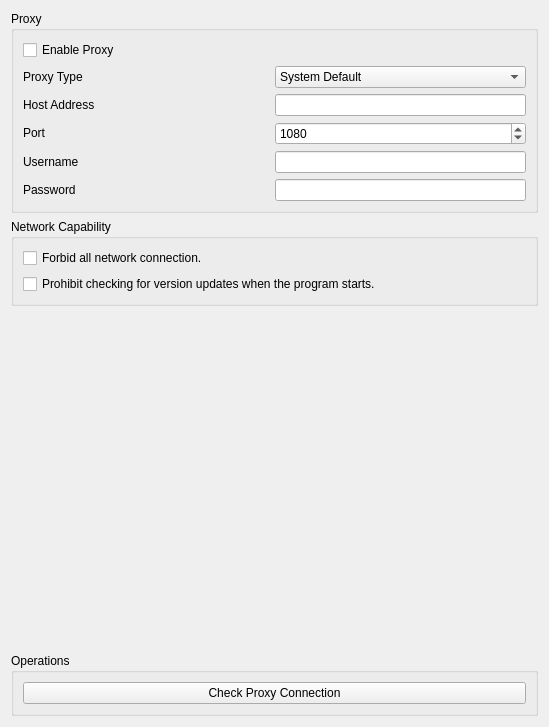
The window that ui/NetworkSettings.ui (saturneric/GpgFrontend) describes before a commit, drawn with Qt 5.
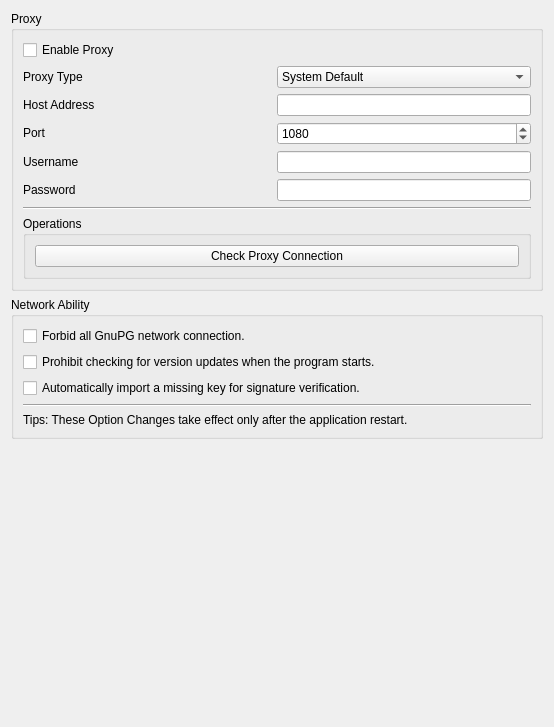
The same window after the commit.

Commit message: feat: update ui file of network settings

What changed in the file:
```diff
--- a/ui/NetworkSettings.ui
+++ b/ui/NetworkSettings.ui
@@ -6,7 +6,7 @@
    <rect>
     <x>0</x>
     <y>0</y>
-    <width>549</width>
+    <width>554</width>
     <height>727</height>
    </rect>
   </property>
@@ -251,23 +251,57 @@
             </layout>
            </widget>
           </item>
+          <item>
+           <widget class="Line" name="line_2">
+            <property name="orientation">
+             <enum>Qt::Horizontal</enum>
+            </property>
+           </widget>
+          </item>
          </layout>
         </item>
+        <item row="1" column="0">
+         <widget class="QGroupBox" name="operationsGroupBox">
+          <property name="title">
+           <string>Operations</string>
+          </property>
+          <layout class="QGridLayout" name="gridLayout_5">
+           <item row="0" column="0">
+            <layout class="QVBoxLayout" name="verticalLayout_5">
+             <item>
+              <widget class="QPushButton" name="checkProxyConnectionButton">
+               <property name="text">
+                <string>Check Proxy Connection</string>
+               </property>
+              </widget>
+             </item>
+            </layout>
+           </item>
+          </layout>
+         </widget>
+        </item>
        </layout>
       </widget>
      </item>
      <item>
       <widget class="QGroupBox" name="capabilityGroupBox">
        <property name="title">
-        <string>Network Capability</string>
+        <string>Network Ability</string>
        </property>
        <layout class="QGridLayout" name="gridLayout_3">
+        <item row="4" column="0">
+         <widget class="QLabel" name="networkAbilityTipsLabel">
+          <property name="text">
+           <string>Tips: These Option Changes take effect only after the application restart.</string>
+          </property>
+         </widget>
+        </item>
         <item row="2" column="0">
          <layout class="QVBoxLayout" name="verticalLayout_3">
           <item>
            <widget class="QCheckBox" name="forbidALLCheckBox">
             <property name="text">
-             <string>Forbid all network connection.</string>
+             <string>Forbid all GnuPG network connection.</string>
             </property>
            </widget>
           </item>
@@ -278,8 +312,22 @@
             </property>
            </widget>
           </item>
+          <item>
+           <widget class="QCheckBox" name="autoImportMissingKeyCheckBox">
+            <property name="text">
+             <string>Automatically import a missing key for signature verification.</string>
+            </property>
+           </widget>
+          </item>
          </layout>
         </item>
+        <item row="3" column="0">
+         <widget class="Line" name="line">
+          <property name="orientation">
+           <enum>Qt::Horizontal</enum>
+          </property>
+         </widget>
+        </item>
        </layout>
       </widget>
      </item>
@@ -296,26 +344,6 @@
        </property>
       </spacer>
      </item>
-     <item>
-      <widget class="QGroupBox" name="operationsGroupBox">
-       <property name="title">
-        <string>Operations</string>
-       </property>
-       <layout class="QGridLayout" name="gridLayout_5">
-        <item row="0" column="0">
-         <layout class="QVBoxLayout" name="verticalLayout_5">
-          <item>
-           <widget class="QPushButton" name="checkProxyConnectionButton">
-            <property name="text">
-             <string>Check Proxy Connection</string>
-            </property>
-           </widget>
-          </item>
-         </layout>
-        </item>
-       </layout>
-      </widget>
-     </item>
     </layout>
    </item>
   </layout>
```
Left out of the diff: 2 changed lines with no effect on the pictures.
